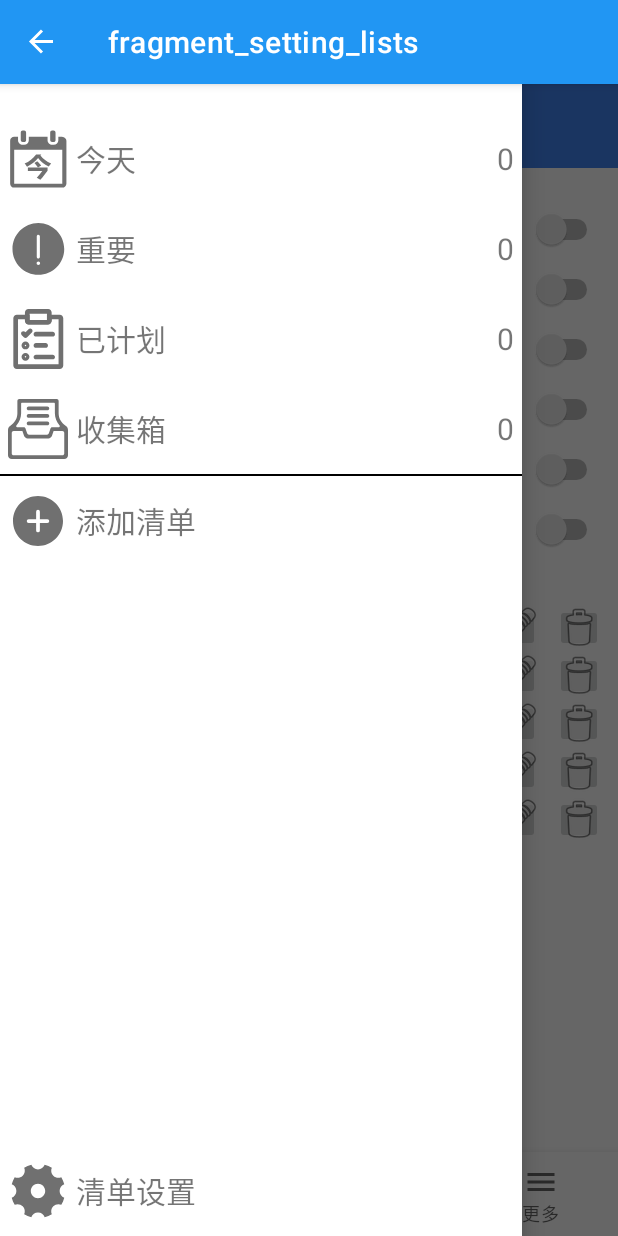
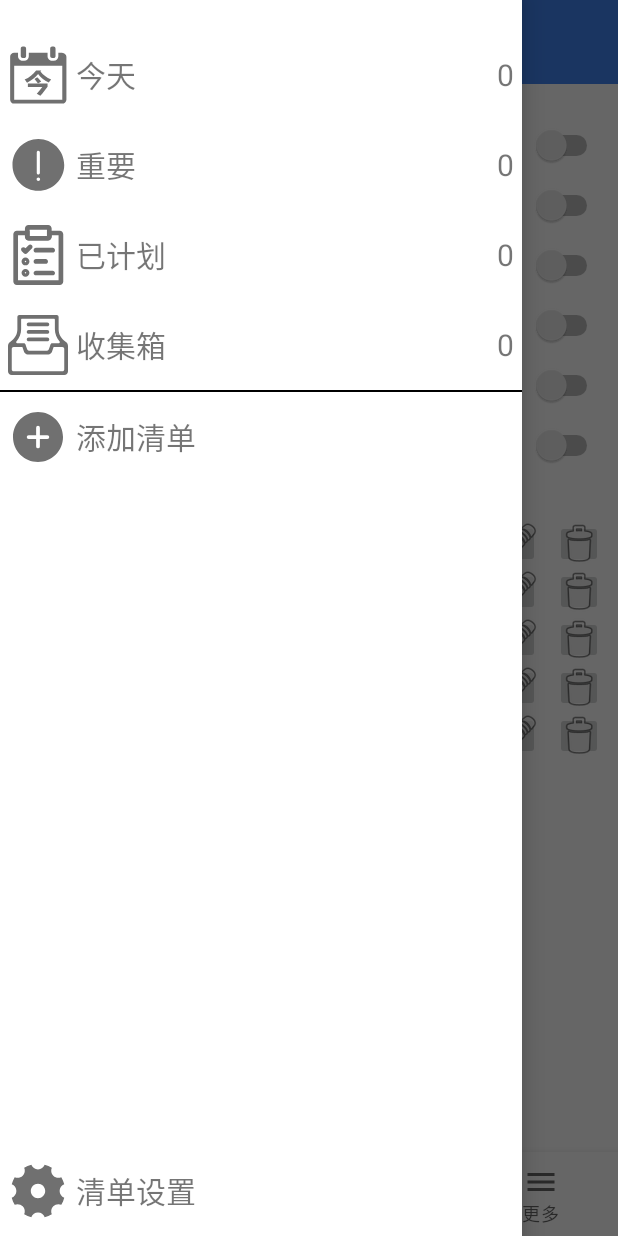
Before and after one commit to hiki-long/BUPTAndroid, an Android app: the SettingListsFragment screen opened through its navigation route, with the side drawer open, on a phone screen of 412 x 824 dp. Run offline under Robolectric (Android 15) with nearby library versions, the phone set to English and light mode, and no system bars; our stand-ins replace Dagger/Hilt's generated code, navigation-ui; libraries missing offline, so code that uses them is left out: com.afollestad.materialdialogs, com.github.dhaval2404.colorpicker.

Commit message:
修了bug

```diff
--- a/app/src/main/AndroidManifest.xml
+++ b/app/src/main/AndroidManifest.xml
@@ -11,7 +11,6 @@
         android:roundIcon="@mipmap/ic_launcher_round"
         android:supportsRtl="true"
         android:theme="@style/Theme.MyApplication">
-        <activity android:name=".SettingListsActivity"></activity>
 
         <meta-data
             android:name="com.google.android.actions"
--- a/app/src/main/java/com/example/myapplication/MainActivity.kt
+++ b/app/src/main/java/com/example/myapplication/MainActivity.kt
@@ -24,12 +24,14 @@
         // menu should be considered as top level destinations.
         val appBarConfiguration = AppBarConfiguration(setOf(
                 R.id.navigation_todo, R.id.navigation_view, R.id.navigation_course, R.id.navigation_more))
-        setupActionBarWithNavController(navController, appBarConfiguration)
+//        setupActionBarWithNavController(navController, appBarConfiguration)
         navView.setupWithNavController(navController)
+        setSupportActionBar(toolbar)
         toolbar.setNavigationOnClickListener{
             //还需加上判断是否在todo fragment的逻辑!!
             mainDrawerLayout.openDrawer(GravityCompat.START)
         }
+
         supportActionBar?.let{
             //还需加上判断是否在todo fragment的逻辑!!
             it.setDisplayHomeAsUpEnabled(true)
--- a/app/src/main/java/com/example/myapplication/ui/fragment/SettingListsFragment.kt
+++ b/app/src/main/java/com/example/myapplication/ui/fragment/SettingListsFragment.kt
@@ -19,7 +19,6 @@
 
     override fun onCreateView(inflater: LayoutInflater, container: ViewGroup?,
                               savedInstanceState: Bundle?): View? {
-        requireActivity().actionBar?.hide()
         return inflater.inflate(R.layout.fragment_setting_lists, container, false)
     }
 
--- a/app/src/main/res/values-night/themes.xml
+++ b/app/src/main/res/values-night/themes.xml
@@ -1,6 +1,6 @@
 <resources xmlns:tools="http://schemas.android.com/tools">
     <!-- Base application theme. -->
-    <style name="Theme.MyApplication" parent="Theme.MaterialComponents.DayNight.DarkActionBar">
+    <style name="Theme.MyApplication" parent="Theme.MaterialComponents.DayNight.NoActionBar">
         <!-- Primary brand color. -->
         <item name="colorPrimary">@color/blueDark</item>
         <item name="colorPrimaryVariant">@color/blueDark</item>
--- a/app/src/main/res/values/themes.xml
+++ b/app/src/main/res/values/themes.xml
@@ -1,6 +1,6 @@
 <resources xmlns:tools="http://schemas.android.com/tools">
     <!-- Base application theme. -->
-    <style name="Theme.MyApplication" parent="Theme.MaterialComponents.DayNight.DarkActionBar">
+    <style name="Theme.MyApplication" parent="Theme.MaterialComponents.DayNight.NoActionBar">
         <!-- Primary brand color. -->
         <item name="colorPrimary">@color/blue500</item>
         <item name="colorPrimaryVariant">@color/blue500</item>
```
